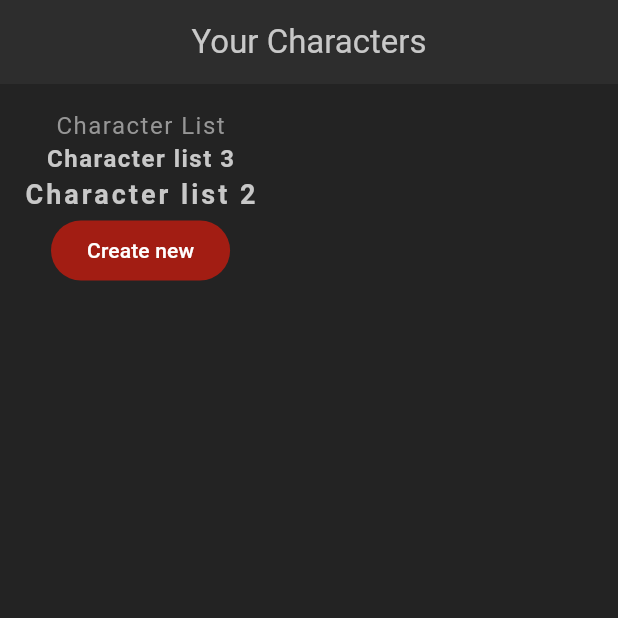
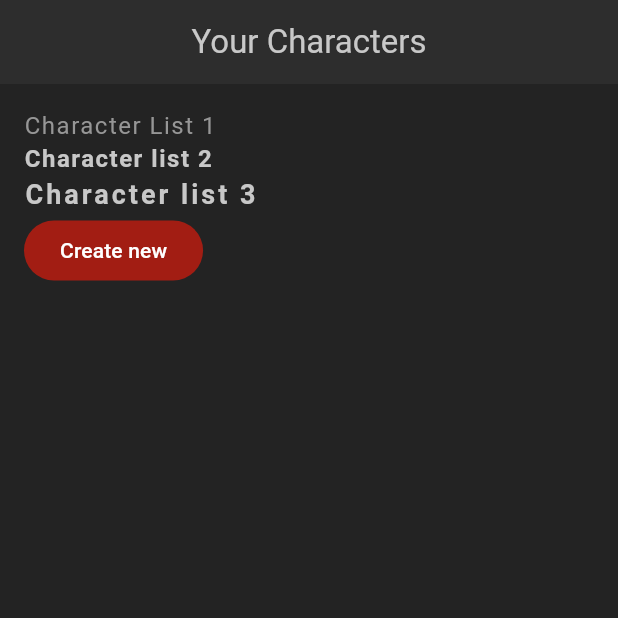
Before and after one commit to tertiussc/flutter_rpg_3, a Flutter app: the screen it shows after launch, on a phone screen of 412 x 824 dp, the top half of it. Run offline on Flutter 3.47's test engine with Material 3 defaults, Android fonts, the phone set to English and light mode, and no system bars.

Commit message:
Used styled components, started with making reusable text widget, everything still working

```diff
--- a/flutter_rpg/lib/screens/home/home.dart
+++ b/flutter_rpg/lib/screens/home/home.dart
@@ -19,10 +19,11 @@ class _HomeState extends State<Home> {
       body: Container(
         padding: EdgeInsets.all(16),
         child: Column(
+          crossAxisAlignment: CrossAxisAlignment.start,
           children: [
-            Text('Character List'),
-            Text('Character list 3', style: Theme.of(context).textTheme.headlineMedium),
-            Text('Character list 2', style: Theme.of(context).textTheme.titleMedium),
+            Text('Character List 1'),
+            Text('Character list 2', style: Theme.of(context).textTheme.headlineMedium),
+            Text('Character list 3', style: Theme.of(context).textTheme.titleMedium),
             FilledButton(
               style: FilledButton.styleFrom(backgroundColor: AppColors.primaryColor),
               onPressed: () {},
```
Also changed, not shown: flutter_rpg/lib/shared/styled_text.dart (added, +10 -0 lines).
